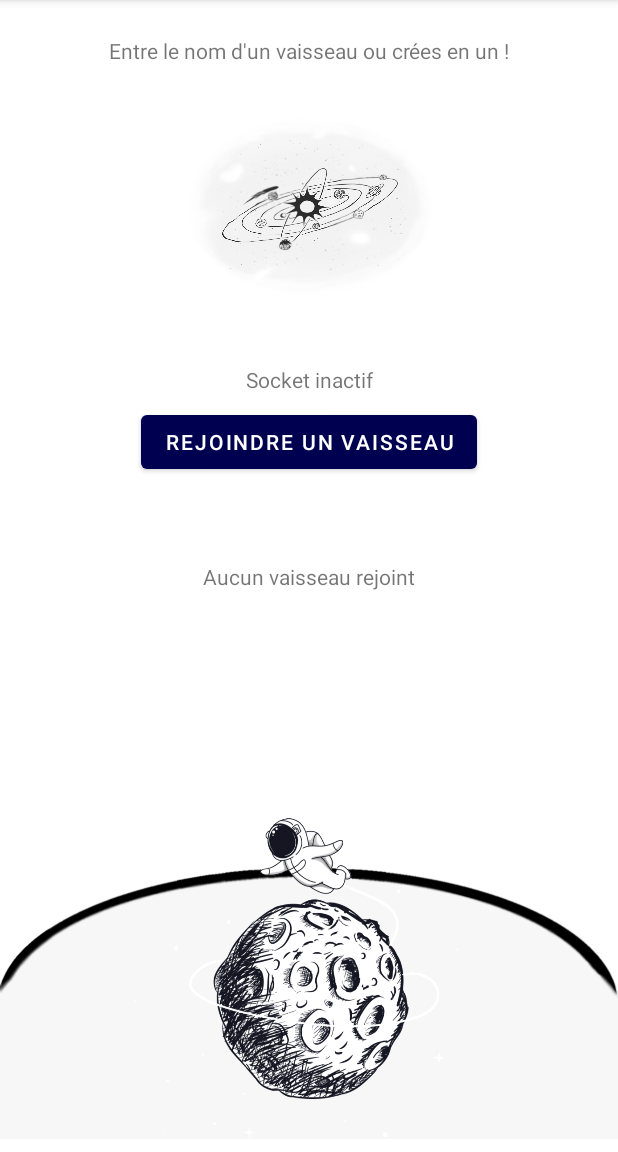
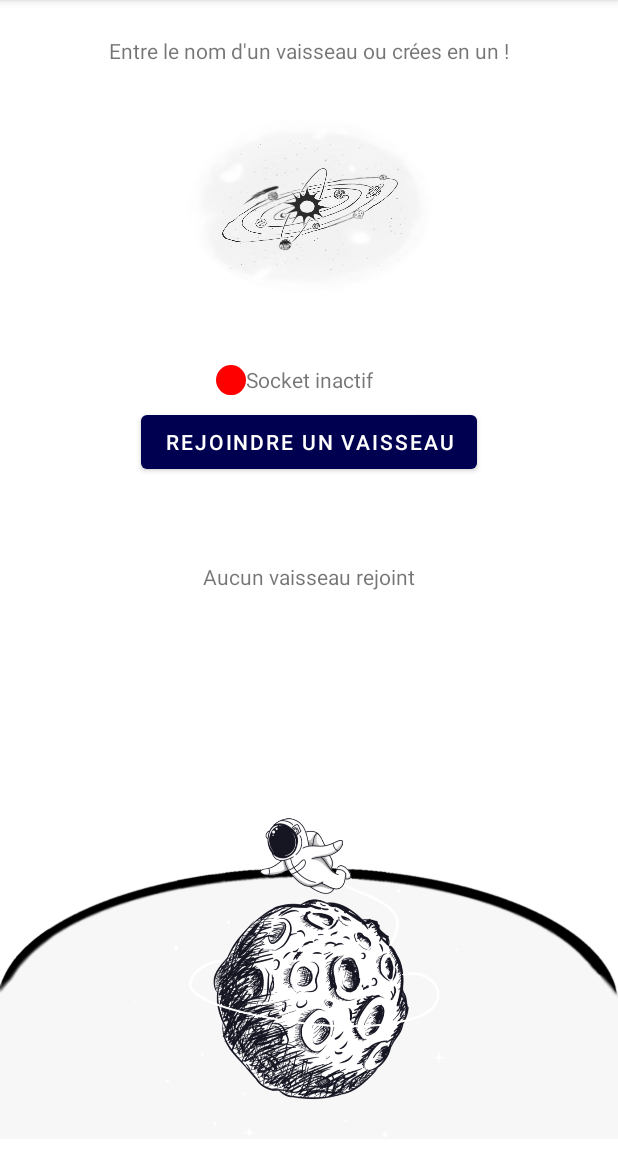
Before and after one commit to LPDIM-ANNECY/Space_Dim_group_2, an Android app: the WaitingRoomFragment screen opened through its navigation route, on a phone screen of 412 x 824 dp, the part 84-1236 px from its top. Run offline under Robolectric (Android 15) with nearby library versions, the phone set to English and light mode, and no system bars; our stand-ins replace data binding, navigation-ui.

Commit message:
add icon status websocket

```diff
--- a/app/src/main/java/fr/test200/spacedim/waitingRoom/WaitingRoomFragment.kt
+++ b/app/src/main/java/fr/test200/spacedim/waitingRoom/WaitingRoomFragment.kt
@@ -98,6 +98,7 @@ class WaitingRoomFragment : Fragment() {
     private fun updateWebSocketState(event: Event?) {
         when(event){
             is Event.WaitingForPlayer -> {
+                binding.socketActiveColor.setImageResource(R.drawable.ic_socket_active)
                 //Create Element in fragment
                 binding.vaisseauName.text = Html.fromHtml("Vaisseau : <b>${viewModel.vaisseauName}</b>", Html.FROM_HTML_MODE_COMPACT)
                 binding.buttonJoinRoom.visibility = View.INVISIBLE
--- /dev/null
+++ b/app/src/main/res/drawable/ic_socket_active.xml
@@ -0,0 +1,10 @@
+<vector xmlns:android="http://schemas.android.com/apk/res/android"
+    android:width="32dp"
+    android:height="32dp"
+    android:viewportWidth="32"
+    android:viewportHeight="32">
+  <path
+      android:pathData="M0,16.0681a16,16 0,1 0,32 0a16,16 0,1 0,-32 0z"
+      android:strokeWidth="0"
+      android:fillColor="#00ff00"/>
+</vector>
--- /dev/null
+++ b/app/src/main/res/drawable/ic_socket_inactive.xml
@@ -0,0 +1,10 @@
+<vector xmlns:android="http://schemas.android.com/apk/res/android"
+    android:width="32dp"
+    android:height="32dp"
+    android:viewportWidth="32"
+    android:viewportHeight="32">
+  <path
+      android:pathData="M0,16.0681a16,16 0,1 0,32 0a16,16 0,1 0,-32 0z"
+      android:strokeWidth="0"
+      android:fillColor="#ff0000"/>
+</vector>
--- a/app/src/main/res/layout/waiting_room_fragment.xml
+++ b/app/src/main/res/layout/waiting_room_fragment.xml
@@ -56,16 +56,14 @@
             app:layout_constraintStart_toStartOf="parent"
             app:layout_constraintTop_toBottomOf="@+id/enterRoom" />
 
-        <TextView
-            android:id="@+id/txtSocketActiveColor"
-            android:layout_width="wrap_content"
-            android:layout_height="wrap_content"
-            android:layout_marginTop="284dp"
-            android:layout_marginEnd="80dp"
-            app:layout_constraintEnd_toEndOf="parent"
-            app:layout_constraintHorizontal_bias="0.428"
-            app:layout_constraintStart_toEndOf="@+id/txtSocketActive"
-            app:layout_constraintTop_toTopOf="parent" />
+        <ImageView
+            android:id="@+id/socketActiveColor"
+            android:layout_width="20dp"
+            android:layout_height="20dp"
+            android:layout_marginTop="200dp"
+            android:src="@drawable/ic_socket_inactive"
+            app:layout_constraintEnd_toStartOf="@+id/txtSocketActive"
+            app:layout_constraintTop_toBottomOf="@+id/enterRoom"/>
 
         <Button
             android:id="@+id/buttonJoinRoom"
```
